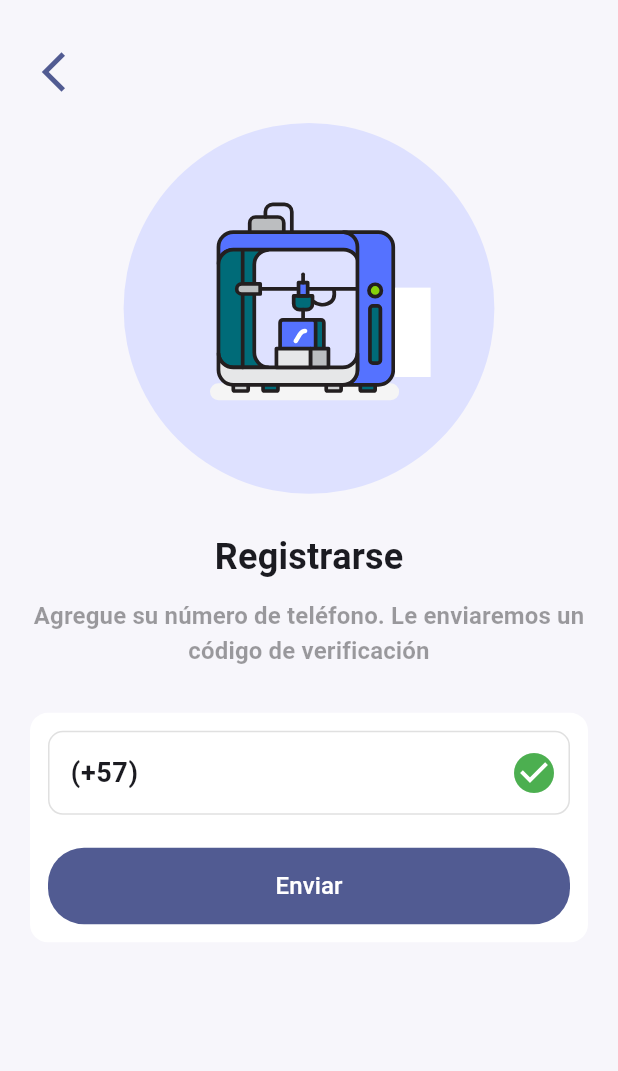
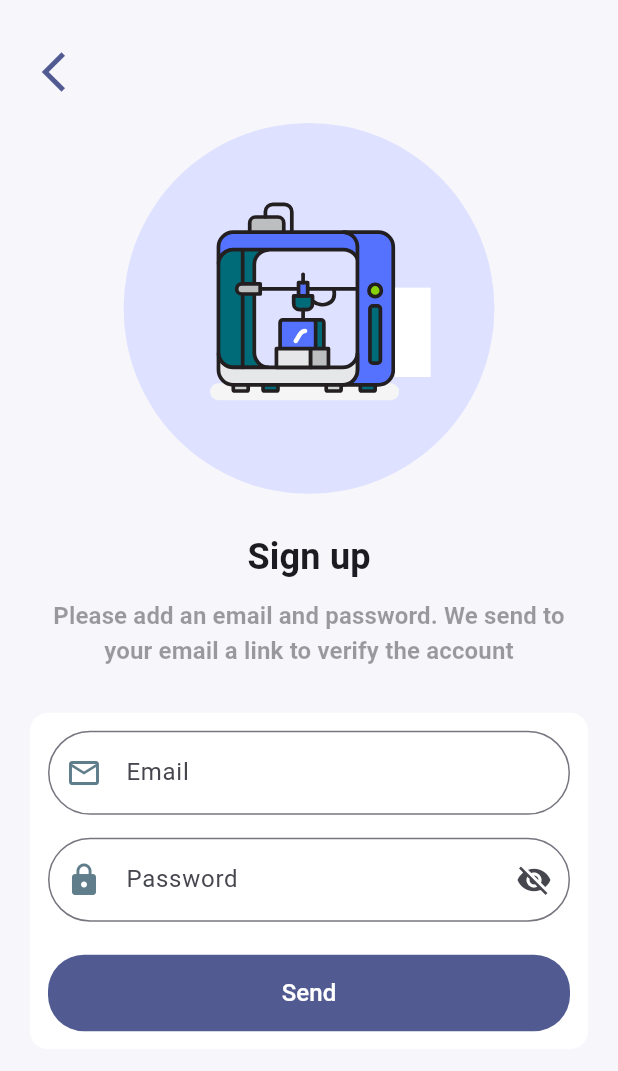
Before and after one commit to kevinlopezs/3DClic, a Flutter app: the SignUp screen opened by its route, on a phone screen of 412 x 824 dp. Shown: the top 1071 px of the screen. Run offline on Flutter 3.47's test engine with Material 3 defaults, Android fonts, the phone set to English and light mode, and no system bars; our stand-ins replace dio, dots_indicator, flutter_screenutil, get, go_router, lottie and 1 more; accounts and stored records are empty.

Commit message:
FEAT: email and password with validations in sign up screen done

```diff
--- a/lib/presentation/pages/auth/sign_up/sign_up_screen.dart
+++ b/lib/presentation/pages/auth/sign_up/sign_up_screen.dart
@@ -1,9 +1,9 @@
 import 'package:flutter/material.dart';
+import 'package:flutter_screenutil/flutter_screenutil.dart';
 import 'package:get/get.dart';
-import 'package:go_router/go_router.dart';
 import 'package:lottie/lottie.dart';
+import 'package:teka_3dclic/presentation/pages/auth/sign_up/sign_up_screen_controller.dart';
 import 'package:teka_3dclic/presentation/routes/app_pages.dart';
-import '../../screens.dart';
 
 class SignUp extends StatefulWidget {
   const SignUp({super.key});
@@ -19,10 +19,20 @@ class _SignUpState extends State<SignUp> {
     final colors = Theme.of(context).colorScheme;
     //Instance for fonts apptheme
     final fonts = Theme.of(context).textTheme;
+    //Instance for mediaquery size
+    final size = MediaQuery.of(context).size;
+    //Instancia SignUpController
+    final SignUpController signUpController = Get.put(SignUpController());
+
     return Scaffold(
         resizeToAvoidBottomInset: false,
         backgroundColor: const Color(0xfff7f6fb),
-        body: _SignUpBody(colors: colors, fonts: fonts));
+        body: _SignUpBody(
+          colors: colors,
+          fonts: fonts,
+          size: size,
+          signUpController: signUpController,
+        ));
   }
 }
 
@@ -31,10 +41,14 @@ class _SignUpBody extends StatefulWidget {
   const _SignUpBody({
     required this.colors,
     required this.fonts,
+    required this.size,
+    required this.signUpController,
   });
 
   final ColorScheme colors;
   final TextTheme fonts;
+  final Size size;
+  final SignUpController signUpController;
 
   @override
   State<_SignUpBody> createState() => _SignUpBodyState();
@@ -48,6 +62,9 @@ class _SignUpBodyState extends State<_SignUpBody> {
     final colors = Theme.of(context).colorScheme;
 
     final size = MediaQuery.of(context).size;
+
+    //Instance for listen signUpController
+    final signUpController = Get.find<SignUpController>();
 
     //Scroll is used to auto scroll when user uses textformfield
     return SingleChildScrollView(
@@ -85,12 +102,12 @@ class _SignUpBodyState extends State<_SignUpBody> {
               height: 24,
             ),
 
-            Text('Registrarse', style: widget.fonts.titleMedium),
+            Text('Sign up', style: widget.fonts.titleMedium),
 
             const SizedBox(height: 10),
 
             Text(
-              'Agregue su número de teléfono. Le enviaremos un código de verificación',
+              'Please add an email and password. We send to your email a link to verify the account',
               style: widget.fonts.titleSmall,
               textAlign: TextAlign.center,
             ),
@@ -105,14 +122,24 @@ class _SignUpBodyState extends State<_SignUpBody> {
                 children: [
                   //This is CustomTextFormField
                   _CustomTextFormFieldSignUp(
-                      colors: widget.colors, fonts: widget.fonts),
+                      colors: widget.colors,
+                      fonts: widget.fonts,
+                      size: size,
+                      signUpController: signUpController),
                   const SizedBox(height: 22),
                   //Botton for send verification code
                   SizedBox(
                     width: double.infinity,
                     child: FilledButton(
-                        onPressed: () {
-                          Get.toNamed(AppRoutes.signUpVerificationScreen);
+                        onPressed: () async {
+                          await signUpController.onLogin();
+
+                          if (signUpController.formKey.currentState!
+                              .validate()) {
+                            Get.toNamed(AppRoutes.signUpVerificationScreen);
+                          } else {
+                            return;
+                          }
                         },
                         style: ButtonStyle(
                             //elevation: const MaterialStatePropertyAll(12.0),
@@ -126,7 +153,7 @@ class _SignUpBodyState extends State<_SignUpBody> {
                                         BorderRadius.circular(24.0)))),
                         child: Padding(
                           padding: const EdgeInsets.all(14.0),
-                          child: Text('Enviar', style: fonts.labelLarge),
+                          child: Text('Send', style: fonts.labelLarge),
                         )),
                   ),
                 ],
@@ -146,10 +173,17 @@ class _SignUpBodyState extends State<_SignUpBody> {
 
 //Custom TextFormField SignUp body content
 class _CustomTextFormFieldSignUp extends StatefulWidget {
-  const _CustomTextFormFieldSignUp({required this.colors, required this.fonts});
+  const _CustomTextFormFieldSignUp({
+    required this.colors,
+    required this.fonts,
+    required this.size,
+    required this.signUpController,
+  });
 
+  final SignUpController signUpController;
   final ColorScheme colors;
   final TextTheme fonts;
+  final Size size;
 
   @override
   State<_CustomTextFormFieldSignUp> createState() =>
@@ -158,31 +192,53 @@ class _CustomTextFormFieldSignUp extends StatefulWidget {
 
 class _CustomTextFormFieldSignUpState
     extends State<_CustomTextFormFieldSignUp> {
+  //Instance Textformfieldcontroller
+  final TextEditingController passwordController = TextEditingController();
+  bool _isPasswordVisible = false;
   @override
   Widget build(BuildContext context) {
-    return TextFormField(
-      keyboardType: TextInputType.number,
-      style: widget.fonts.bodySmall,
-      decoration: InputDecoration(
-          enabledBorder: OutlineInputBorder(
-            borderSide: const BorderSide(color: Colors.black12),
-            borderRadius: BorderRadius.circular(10),
-          ),
-          focusedBorder: OutlineInputBorder(
-              borderSide: const BorderSide(color: Colors.black12),
-              borderRadius: BorderRadius.circular(10)),
-          prefixIcon: Padding(
-            padding: const EdgeInsets.all(15),
-            child: Text(
-              '(+57)',
-              style: widget.fonts.bodySmall,
+    return Form(
+      key: widget.signUpController.formKey,
+      child: Column(
+        children: [
+          SizedBox(
+            width: widget.size.width,
+            child: TextFormField(
+              validator: (email) =>
+                  widget.signUpController.validateEmail(email),
+              keyboardType: TextInputType.emailAddress,
+              decoration: const InputDecoration(
+                  label: Text('Email'), prefixIcon: Icon(Icons.email_outlined)),
             ),
           ),
-          suffixIcon: const Icon(
-            Icons.check_circle,
-            color: Colors.green,
-            size: 32,
-          )),
+          20.verticalSpace,
+          SizedBox(
+            width: widget.size.width,
+            child: TextFormField(
+              style: const TextStyle(overflow: TextOverflow.visible),
+              validator: (pwd) => widget.signUpController.validatePass(pwd),
+              obscureText: !_isPasswordVisible,
+              controller: passwordController,
+              keyboardType: TextInputType.visiblePassword,
+              decoration: InputDecoration(
+                errorMaxLines: 5,
+                label: const Text('Password'),
+                prefixIcon: const Icon(Icons.lock),
+                suffixIcon: InkWell(
+                  child: Icon(_isPasswordVisible
+                      ? Icons.visibility
+                      : Icons.visibility_off),
+                  onTap: () {
+                    setState(() {
+                      _isPasswordVisible = !_isPasswordVisible;
+                    });
+                  },
+                ),
+              ),
+            ),
+          ),
+        ],
+      ),
     );
   }
 }
--- /dev/null
+++ b/lib/presentation/pages/auth/sign_up/sign_up_screen_controller.dart
@@ -0,0 +1,52 @@
+import 'package:flutter/material.dart';
+import 'package:get/get.dart';
+
+class SignUpController extends GetxController {
+  //Variables
+  final RxString email = ''.obs;
+  final RxString password = ''.obs;
+
+  //Global Form key for validations
+  final formKey = GlobalKey<FormState>();
+
+  ///validations
+  //Email validations
+  validateEmail(String? email) {
+    if (GetUtils.isNullOrBlank(email ?? '') == true) {
+      return 'Email cannot be empty';
+    } else if (!GetUtils.isEmail(email!)) {
+      return 'Email is not valid';
+    }
+    return null;
+  }
+
+  //Password validations
+  validatePass(String? pwd) {
+    if (GetUtils.isNullOrBlank(pwd ?? '') == true) {
+      return 'Password cannot be empty';
+    } else if (!GetUtils.isLengthGreaterThan(pwd, 5)) {
+      return 'Password cannot be less than 6 characters';
+    }
+    return null;
+  }
+
+  Future onLogin() async {
+    if (formKey.currentState!.validate()) {
+      Get.snackbar('Success',
+          'Please check your email. We send you a link to activate your account.',
+          duration: const Duration(seconds: 4),
+          backgroundColor: Colors.green,
+          colorText: Colors.white,
+          snackPosition: SnackPosition.TOP);
+
+      return;
+    } else {
+      Get.snackbar(
+          'Error', 'Please check inputs. Email or password are incorrect',
+          duration: const Duration(seconds: 4),
+          backgroundColor: Colors.blueAccent,
+          colorText: Colors.white,
+          snackPosition: SnackPosition.TOP);
+    }
+  }
+}
```
Also changed, not shown: pubspec.lock, 3 other files.
